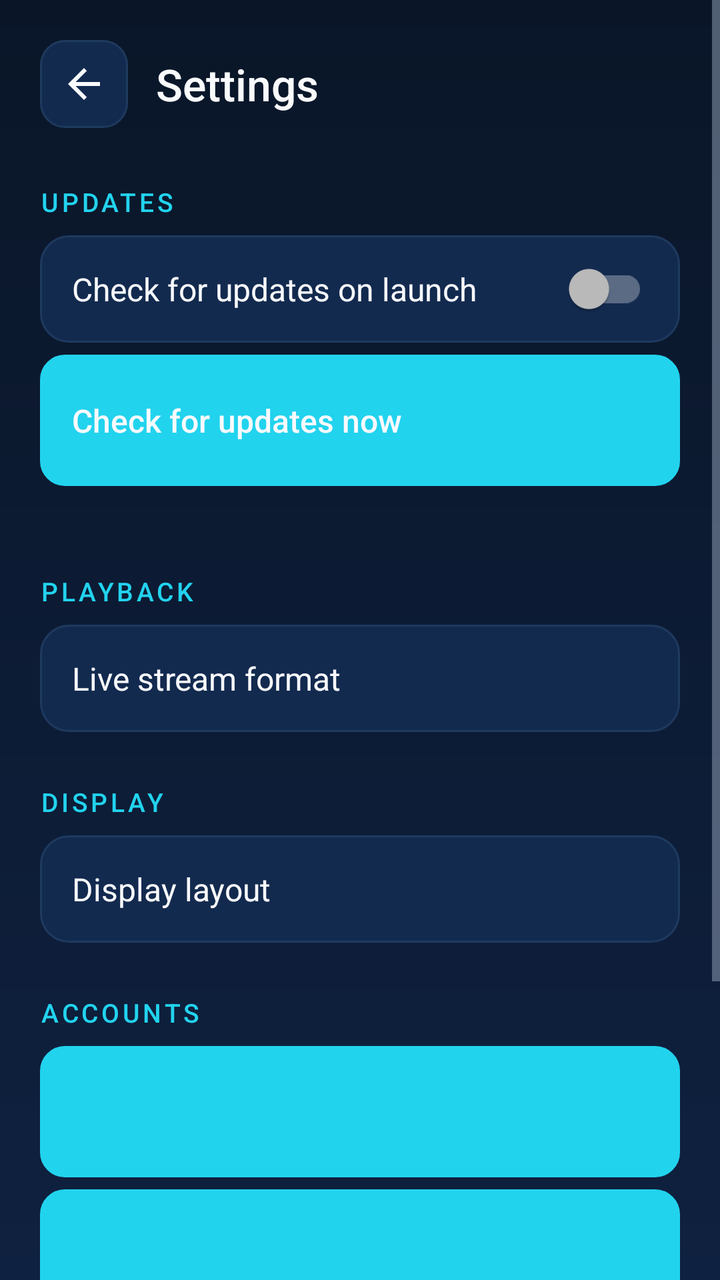
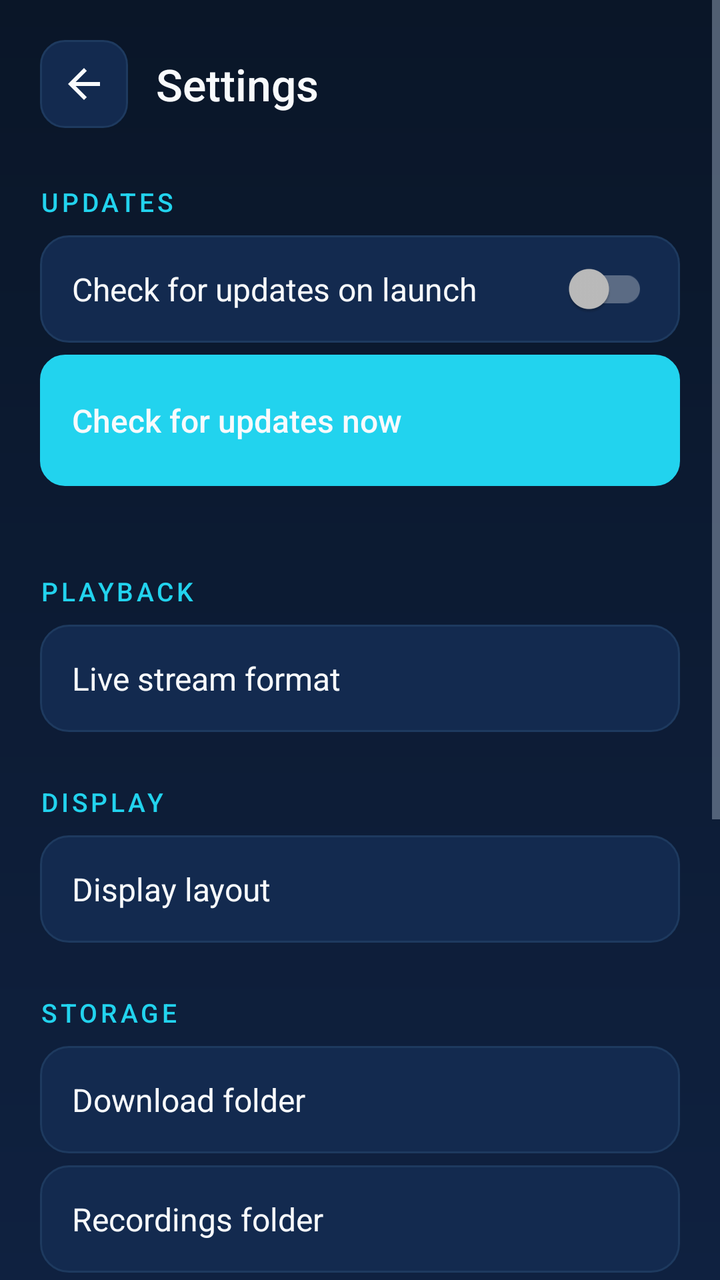

The first picture is an Android layout as it rendered before a commit; the second is the same layout after the commit. The layout source and the unified diff follow.
<!-- AndroidManifest.xml: application theme Theme.StreamArcTV -->
<!-- res/layout/activity_settings.xml -->
<?xml version="1.0" encoding="utf-8"?>
<ScrollView xmlns:android="http://schemas.android.com/apk/res/android"
    xmlns:app="http://schemas.android.com/apk/res-auto"
    android:layout_width="match_parent"
    android:layout_height="match_parent"
    android:background="@drawable/bg_home_gradient"
    android:fillViewport="true">

    <androidx.constraintlayout.widget.ConstraintLayout
        android:layout_width="match_parent"
        android:layout_height="wrap_content"
        android:padding="20dp">

        <ImageButton
            android:id="@+id/btnBack"
            android:layout_width="44dp"
            android:layout_height="44dp"
            android:background="@drawable/bg_icon_button"
            android:contentDescription="@string/back"
            android:src="@drawable/ic_back"
            app:layout_constraintStart_toStartOf="parent"
            app:layout_constraintTop_toTopOf="parent" />

        <TextView
            android:layout_width="0dp"
            android:layout_height="wrap_content"
            android:layout_marginStart="14dp"
            android:fontFamily="sans-serif-medium"
            android:text="@string/settings"
            android:textColor="@color/text"
            android:textSize="22sp"
            app:layout_constraintBottom_toBottomOf="@id/btnBack"
            app:layout_constraintEnd_toEndOf="parent"
            app:layout_constraintStart_toEndOf="@id/btnBack"
            app:layout_constraintTop_toTopOf="@id/btnBack" />

        <LinearLayout
            android:id="@+id/content"
            android:layout_width="0dp"
            android:layout_height="wrap_content"
            android:layout_marginTop="8dp"
            android:orientation="vertical"
            app:layout_constraintEnd_toEndOf="parent"
            app:layout_constraintStart_toStartOf="parent"
            app:layout_constraintTop_toBottomOf="@id/btnBack"
            app:layout_constraintWidth_max="640dp">

            
            <TextView
                style="@style/SectionHeader"
                android:layout_width="match_parent"
                android:layout_height="wrap_content"
                android:text="@string/updates" />

            <androidx.appcompat.widget.SwitchCompat
                android:id="@+id/switchAutoUpdate"
                style="@style/SettingsRow"
                android:layout_width="match_parent"
                android:layout_height="wrap_content"
                android:text="@string/auto_check_updates"
                android:textColor="@color/text"
                android:textSize="16sp" />

            <Button
                android:id="@+id/btnCheckUpdates"
                style="@style/SecondaryButton"
                android:layout_width="match_parent"
                android:layout_height="wrap_content"
                android:layout_marginBottom="6dp"
                android:gravity="start|center_vertical"
                android:padding="16dp"
                android:text="@string/check_for_updates_now" />

            <TextView
                android:id="@+id/txtSkipped"
                android:layout_width="match_parent"
                android:layout_height="wrap_content"
                android:paddingStart="16dp"
                android:paddingEnd="16dp"
                android:textColor="@color/text_muted"
                android:textSize="13sp" />

            <Button
                android:id="@+id/btnClearSkipped"
                style="@style/SecondaryButton"
                android:layout_width="match_parent"
                android:layout_height="wrap_content"
                android:layout_marginTop="6dp"
                android:gravity="start|center_vertical"
                android:padding="16dp"
                android:text="@string/clear_skipped_version"
                android:visibility="gone" />

            
            <TextView
                style="@style/SectionHeader"
                android:layout_width="match_parent"
                android:layout_height="wrap_content"
                android:text="@string/playback" />

            <LinearLayout
                android:id="@+id/rowLiveFormat"
                style="@style/SettingsRow"
                android:layout_width="match_parent"
                android:layout_height="wrap_content"
                android:orientation="horizontal">

                <TextView
                    android:layout_width="0dp"
                    android:layout_height="wrap_content"
                    android:layout_weight="1"
                    android:text="@string/live_stream_format"
                    android:textColor="@color/text"
                    android:textSize="16sp" />

                <TextView
                    android:id="@+id/txtLiveFormatValue"
                    android:layout_width="wrap_content"
                    android:layout_height="wrap_content"
                    android:textColor="@color/accent"
                    android:textSize="15sp" />
            </LinearLayout>

            
            <TextView
                style="@style/SectionHeader"
                android:layout_width="match_parent"
                android:layout_height="wrap_content"
                android:text="@string/display" />

            <LinearLayout
                android:id="@+id/rowLayout"
                style="@style/SettingsRow"
                android:layout_width="match_parent"
                android:layout_height="wrap_content"
                android:orientation="horizontal">

                <TextView
                    android:layout_width="0dp"
                    android:layout_height="wrap_content"
                    android:layout_weight="1"
                    android:text="@string/display_layout"
                    android:textColor="@color/text"
                    android:textSize="16sp" />

                <TextView
                    android:id="@+id/txtLayoutValue"
                    android:layout_width="wrap_content"
                    android:layout_height="wrap_content"
                    android:textColor="@color/accent"
                    android:textSize="15sp" />
            </LinearLayout>

            
            <TextView
                style="@style/SectionHeader"
                android:layout_width="match_parent"
                android:layout_height="wrap_content"
                android:text="@string/accounts" />

            <Button
                android:id="@+id/btnLogoutLive"
                style="@style/SecondaryButton"
                android:layout_width="match_parent"
                android:layout_height="wrap_content"
                android:layout_marginBottom="6dp"
                android:gravity="start|center_vertical"
                android:padding="16dp" />

            <Button
                android:id="@+id/btnLogoutVod"
                style="@style/SecondaryButton"
                android:layout_width="match_parent"
                android:layout_height="wrap_content"
                android:gravity="start|center_vertical"
                android:padding="16dp" />

            
            <TextView
                style="@style/SectionHeader"
                android:layout_width="match_parent"
                android:layout_height="wrap_content"
                android:text="@string/about" />

            <LinearLayout
                android:id="@+id/rowGithub"
                style="@style/SettingsRow"
                android:layout_width="match_parent"
                android:layout_height="wrap_content"
                android:orientation="vertical">

                <TextView
                    android:layout_width="match_parent"
                    android:layout_height="wrap_content"
                    android:text="@string/view_releases"
                    android:textColor="@color/text"
                    android:textSize="16sp" />

                <TextView
                    android:id="@+id/txtRepo"
                    android:layout_width="match_parent"
                    android:layout_height="wrap_content"
                    android:layout_marginTop="4dp"
                    android:textColor="@color/accent"
                    android:textSize="13sp" />
            </LinearLayout>

            <TextView
                android:id="@+id/txtVersion"
                android:layout_width="match_parent"
                android:layout_height="wrap_content"
                android:paddingStart="16dp"
                android:paddingTop="10dp"
                android:paddingEnd="16dp"
                android:textColor="@color/text_muted"
                android:textSize="13sp" />
        </LinearLayout>
    </androidx.constraintlayout.widget.ConstraintLayout>
</ScrollView>
<!-- resources referenced by this layout -->
<resources>
  <color name="accent">#22D3EE</color>
  <color name="text">#F8FAFC</color>
  <color name="text_muted">#94A3B8</color>
  <!-- drawable bg_home_gradient (drawable) -->
  <?xml version="1.0" encoding="utf-8"?>
  <shape xmlns:android="http://schemas.android.com/apk/res/android" android:shape="rectangle">
      <gradient android:angle="270" android:startColor="@color/bg" android:endColor="@color/bg_gradient_end" />
  </shape>
  <!-- drawable ic_back (drawable) -->
  <?xml version="1.0" encoding="utf-8"?>
  <vector xmlns:android="http://schemas.android.com/apk/res/android"
      android:width="24dp" android:height="24dp" android:viewportWidth="24" android:viewportHeight="24" android:tint="?attr/colorOnSurface">
      <path android:fillColor="@android:color/white" android:pathData="M20,11H7.83l5.59,-5.59L12,4l-8,8l8,8l1.41,-1.41L7.83,13H20V11z" />
  </vector>
  <string name="about">About</string>
  <string name="accounts">Accounts</string>
  <string name="auto_check_updates">Check for updates on launch</string>
  <string name="back">Back</string>
  <string name="check_for_updates_now">Check for updates now</string>
  <string name="clear_skipped_version">Stop skipping this version</string>
  <string name="display">Display</string>
  <string name="display_layout">Display layout</string>
  <string name="live_stream_format">Live stream format</string>
  <string name="playback">Playback</string>
  <string name="settings">Settings</string>
  <string name="updates">Updates</string>
  <string name="view_releases">View releases &amp; changelog on GitHub</string>
  <style name="SecondaryButton" parent="IconButton">
          <item name="android:minHeight">52dp</item>
          <item name="android:textSize">16sp</item>
      </style>
  <style name="SectionHeader">
          <item name="android:textColor">@color/accent</item>
          <item name="android:textSize">13sp</item>
          <item name="android:letterSpacing">0.12</item>
          <item name="android:textAllCaps">true</item>
          <item name="android:fontFamily">sans-serif-medium</item>
          <item name="android:paddingTop">20dp</item>
          <item name="android:paddingBottom">8dp</item>
      </style>
  <style name="SettingsRow">
          <item name="android:background">@drawable/bg_row</item>
          <item name="android:focusable">true</item>
          <item name="android:clickable">true</item>
          <item name="android:padding">16dp</item>
          <item name="android:layout_marginBottom">6dp</item>
      </style>
  <color name="bg">#0A1628</color>
  <color name="bg_gradient_end">#0F2140</color>
  <color name="surface_focused">#1B3A6B</color>
  <color name="surface">#132A4F</color>
  <color name="outline">#1E3A5F</color>
  <style name="IconButton" parent="Widget.AppCompat.Button">
          <item name="android:background">@drawable/bg_icon_button</item>
          <item name="android:textColor">@color/text</item>
          <item name="android:textAllCaps">false</item>
          <item name="android:textSize">15sp</item>
          <item name="android:paddingStart">16dp</item>
          <item name="android:paddingEnd">16dp</item>
          <item name="android:minHeight">44dp</item>
          <item name="android:drawablePadding">8dp</item>
          <item name="android:stateListAnimator">@null</item>
      </style>
  <color name="accent_dark">#7C3AED</color>
  <style name="Theme.StreamArcTV.Dialog" parent="Theme.MaterialComponents.Dialog.Alert">
          <item name="colorPrimary">@color/accent</item>
          <item name="colorSurface">@color/surface</item>
          <item name="android:textColorPrimary">@color/text</item>
          <item name="android:textColorSecondary">@color/text_muted</item>
          <item name="android:background">@color/surface</item>
      </style>
  <!-- unchanged entries left out for length: 3 -->
</resources>

<!-- the commit's change to res/layout/activity_settings.xml (unified diff, before → after) -->
@@ -156,6 +156,67 @@
                 style="@style/SectionHeader"
                 android:layout_width="match_parent"
                 android:layout_height="wrap_content"
+                android:text="@string/storage" />
+
+            <LinearLayout
+                android:id="@+id/rowDownloadFolder"
+                style="@style/SettingsRow"
+                android:layout_width="match_parent"
+                android:layout_height="wrap_content"
+                android:orientation="horizontal">
+
+                <TextView
+                    android:layout_width="wrap_content"
+                    android:layout_height="wrap_content"
+                    android:text="@string/download_folder"
+                    android:textColor="@color/text"
+                    android:textSize="16sp" />
+
+                <TextView
+                    android:id="@+id/txtDownloadFolderValue"
+                    android:layout_width="0dp"
+                    android:layout_height="wrap_content"
+                    android:layout_marginStart="12dp"
+                    android:layout_weight="1"
+                    android:ellipsize="middle"
+                    android:gravity="end"
+                    android:maxLines="1"
+                    android:textColor="@color/accent"
+                    android:textSize="14sp" />
+            </LinearLayout>
+
+            <LinearLayout
+                android:id="@+id/rowRecordingFolder"
+                style="@style/SettingsRow"
+                android:layout_width="match_parent"
+                android:layout_height="wrap_content"
+                android:orientation="horizontal">
+
+                <TextView
+                    android:layout_width="wrap_content"
+                    android:layout_height="wrap_content"
+                    android:text="@string/recording_folder"
+                    android:textColor="@color/text"
+                    android:textSize="16sp" />
+
+                <TextView
+                    android:id="@+id/txtRecordingFolderValue"
+                    android:layout_width="0dp"
+                    android:layout_height="wrap_content"
+                    android:layout_marginStart="12dp"
+                    android:layout_weight="1"
+                    android:ellipsize="middle"
+                    android:gravity="end"
+                    android:maxLines="1"
+                    android:textColor="@color/accent"
+                    android:textSize="14sp" />
+            </LinearLayout>
+
+            
+            <TextView
+                style="@style/SectionHeader"
+                android:layout_width="match_parent"
+                android:layout_height="wrap_content"
                 android:text="@string/accounts" />
 
             <Button
<!-- resource entries referenced after the edit -->
@@ -22,9 +22,12 @@
   <string name="clear_skipped_version">Stop skipping this version</string>
   <string name="display">Display</string>
   <string name="display_layout">Display layout</string>
+  <string name="download_folder">Download folder</string>
   <string name="live_stream_format">Live stream format</string>
   <string name="playback">Playback</string>
+  <string name="recording_folder">Recordings folder</string>
   <string name="settings">Settings</string>
+  <string name="storage">Storage</string>
   <string name="updates">Updates</string>
   <string name="view_releases">View releases &amp; changelog on GitHub</string>
   <style name="SecondaryButton" parent="IconButton">
